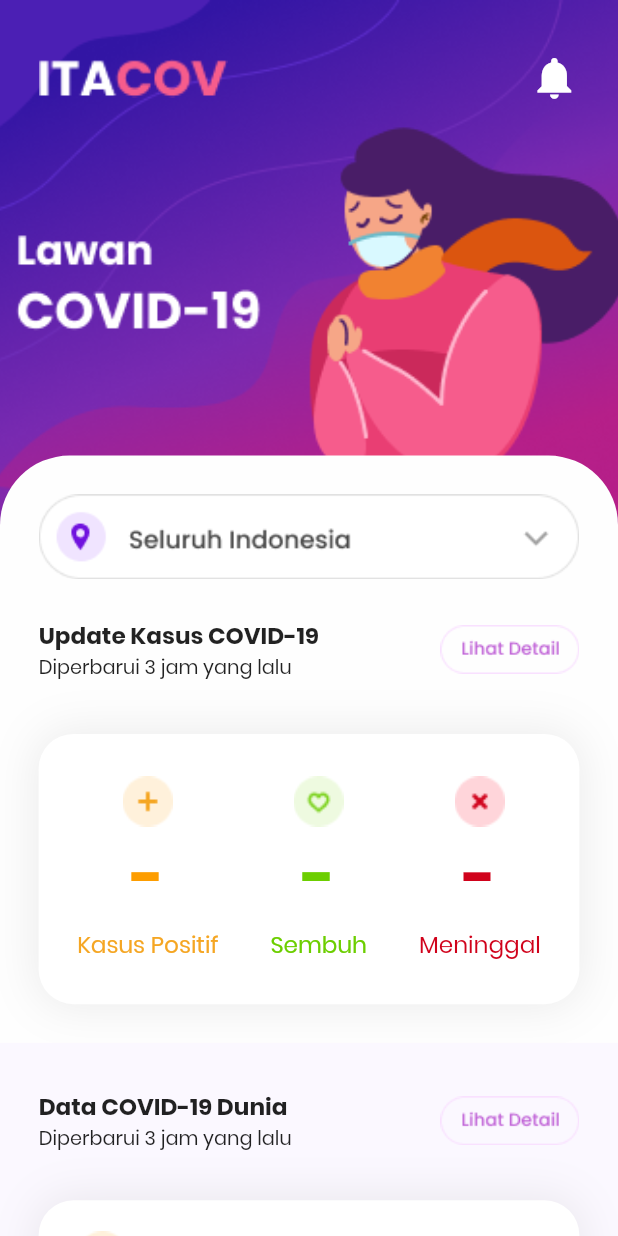
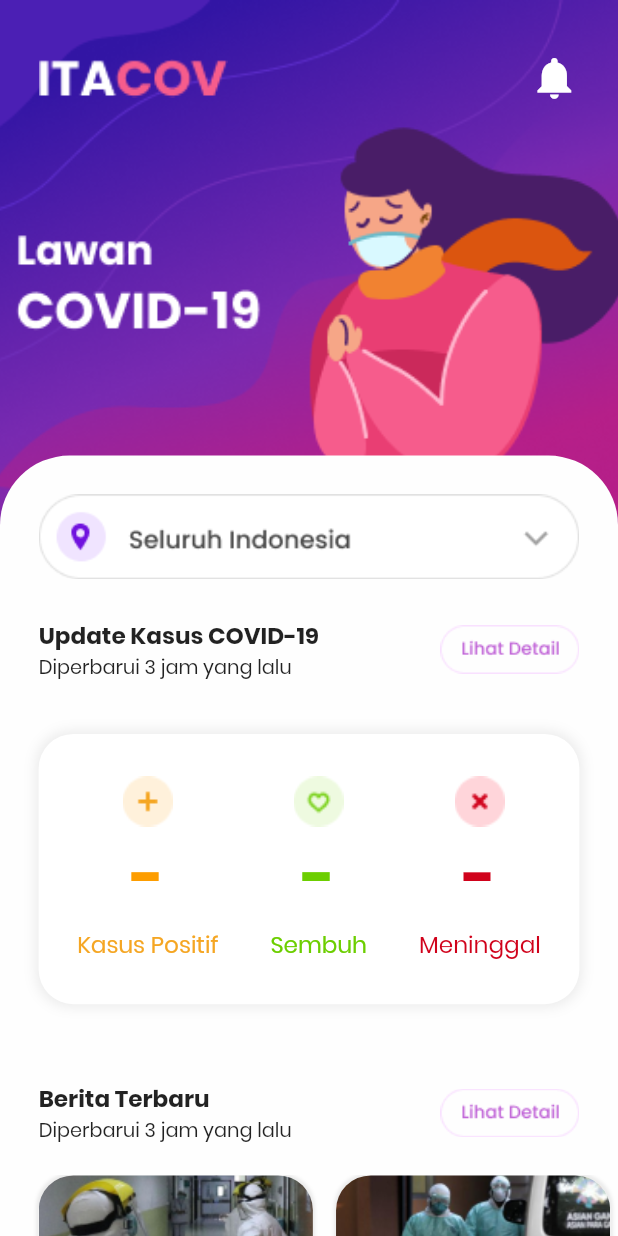
Before and after one commit to hikmawanaz/CovidFlutterApp, a Flutter app: the HomeScreen screen opened directly, on a phone screen of 412 x 824 dp. Run offline on Flutter 3.47's test engine with Material 2 defaults, Android fonts, the phone set to English and light mode, and no system bars; our stand-ins replace bloc, dio, equatable, flutter_bloc, flutter_screenutil; network calls fail.

Commit message:
add news screen

```diff
--- a/lib/main.dart
+++ b/lib/main.dart
@@ -1,4 +1,5 @@
 import 'package:covidnineteenina/screen/home_screen.dart';
+import 'package:covidnineteenina/screen/news_screen.dart';
 import 'package:covidnineteenina/screen/splash_screen.dart';
 import 'package:covidnineteenina/util/simple_bloc_delegate.dart';
 import 'package:flutter/material.dart';
@@ -27,7 +28,7 @@ class MyApp extends StatelessWidget {
         // is not restarted.
         primarySwatch: Colors.blue,
       ),
-      home: HomeScreen(),
+      home: NewsScreen(),
     );
   }
 }
--- /dev/null
+++ b/lib/model/news_model.dart
@@ -0,0 +1,18 @@
+class NewsModel {
+  String imageUrl;
+  String title;
+
+  NewsModel({this.imageUrl, this.title});
+
+  NewsModel.fromJson(Map<String, dynamic> json) {
+    imageUrl = json['imageUrl'];
+    title = json['title'];
+  }
+
+  Map<String, dynamic> toJson() {
+    final Map<String, dynamic> data = new Map<String, dynamic>();
+    data['imageUrl'] = this.imageUrl;
+    data['title'] = this.title;
+    return data;
+  }
+}
--- a/lib/screen/home_screen.dart
+++ b/lib/screen/home_screen.dart
@@ -1,4 +1,6 @@
 import 'package:covidnineteenina/bloc/home/home_bloc.dart';
+import 'package:covidnineteenina/model/news_model.dart';
+import 'package:flutter/cupertino.dart';
 import 'package:flutter/material.dart';
 import 'package:flutter_screenutil/flutter_screenutil.dart';
 import 'package:flutter_bloc/flutter_bloc.dart';
@@ -99,7 +101,7 @@ class _HomeScreenState extends State<HomeScreen> {
                 boxShadow: [
                   BoxShadow(
                     color: Colors.grey.withOpacity(0.2),
-                    blurRadius: 20.w, // has the effect of softening the shadow
+                    blurRadius: 5.w, // has the effect of softening the shadow
                     spreadRadius: 1.w, // has the effect of extending the shadow
                     offset: Offset(
                       0, // horizontal, move right 10
@@ -271,6 +273,111 @@ class _HomeScreenState extends State<HomeScreen> {
     );
   }
 
+  _buildNews(BuildContext context){
+    return Container(
+      color: Color(0xfffefefe),
+      height: 280.w,
+      padding: EdgeInsets.only(bottom: 20.w, top: 20.w),
+      child: Column(
+        mainAxisAlignment: MainAxisAlignment.start,
+        children: <Widget>[
+          Padding(
+            padding: EdgeInsets.only(left: 20.w, right: 20.w, bottom: 16.w),
+            child:
+            Row(
+              mainAxisAlignment: MainAxisAlignment.spaceBetween,
+              children: <Widget>[
+                Column(
+                  mainAxisSize: MainAxisSize.min,
+                  crossAxisAlignment: CrossAxisAlignment.start,
+                  children: <Widget>[
+                    Text("Berita Terbaru", style: TextStyle(fontFamily: "Poppins", fontWeight: FontWeight.w700, fontSize: 12.sp),),
+                    Text("Diperbarui 3 jam yang lalu", style: TextStyle(fontFamily: "Poppins", fontWeight: FontWeight.w400, fontSize: 10.sp),),
+                  ],), Container(
+                  width: 72.w,
+                  height: 26.w,
+                  decoration: BoxDecoration(
+                    image: DecorationImage(image: AssetImage("assets/icons/ic_show_detail.png"), fit: BoxFit.fitWidth),
+                  ),
+                ),
+              ],
+            ),
+          ),
+          _buildNewsList(context)
+        ],
+      ),
+    );
+  }
+
+  _buildNewsList(BuildContext context){
+    List<NewsModel> newsList = [
+      NewsModel(title: "Melonjak Jadi 893, Ini Sebaran Kasus Positif Corona",imageUrl: "assets/icons/news1.png"),
+      NewsModel(title: "Ini Grafik Kasus Positif Corona di RI, Kian Tinggi",imageUrl: "assets/icons/news2.png"),
+      NewsModel(title: "Poin-poin Terkini Pemerintah soal Virus Corona",imageUrl: "assets/icons/news3.png"),
+      NewsModel(title: "192 ribu peralatan kesehatan telah tiba di Indonesia",imageUrl: "assets/icons/news4.png"),
+
+    ];
+    return SizedBox(height:187.w,child: ListView.builder(
+      scrollDirection: Axis.horizontal,
+        itemCount: newsList.length,
+        itemBuilder: (BuildContext context, int index) {
+        if(index == 0){
+          return Padding(
+            padding: EdgeInsets.only(left: 8.w),
+            child: newsItem(newsList[index].imageUrl, newsList[index].title),
+          );
+        }else if(index == newsList.length-1){
+          return Padding(
+            padding: EdgeInsets.only(right: 20.w),
+            child: newsItem(newsList[index].imageUrl, newsList[index].title),
+          );
+        }else{
+          return newsItem(newsList[index].imageUrl, newsList[index].title);
+        }
+      }
+    ),);
+  }
+
+  Widget newsItem(String assetImage, String title){
+    return Container(
+      margin: EdgeInsets.only(left: 12.w, bottom: 2.w),
+      width: 142.w,
+      height: 185.w,
+      decoration: BoxDecoration(
+        color: Colors.white,
+        borderRadius: BorderRadius.all(Radius.circular(18.w)),
+        boxShadow: [
+          BoxShadow(
+            color: Colors.grey.withOpacity(0.2),
+            blurRadius: 1.w, // has the effect of softening the shadow
+            spreadRadius: 1.w, // has the effect of extending the shadow
+            offset: Offset(
+              0, // horizontal, move right 10
+              0, // vertical, move down 10
+            ),
+          )
+        ],
+      ),
+      child: Column(
+        mainAxisAlignment: MainAxisAlignment.start,
+        children: <Widget>[
+          Container(
+            width: 142.w,
+            height: 103.w,
+            decoration: BoxDecoration(
+              borderRadius: BorderRadius.only(topLeft: Radius.circular(18.w),topRight: Radius.circular(18.w)),
+              image: DecorationImage(image: AssetImage(assetImage), fit: BoxFit.cover)
+            ),
+          ),
+          Container(padding: EdgeInsets.fromLTRB(14.w, 14.w, 14.w, 14.w),
+          width: 142.w,
+          height: 82.w,
+          child: Text(title, style: TextStyle(fontWeight: FontWeight.w700, fontFamily: "Poppins", fontSize: 11.sp ), maxLines: 3, overflow: TextOverflow.ellipsis,),)
+        ],
+      ),
+    );
+  }
+
   @override
   Widget build(BuildContext context) {
     ScreenUtil.init(context, width: 320, height: 568, allowFontScaling: true);
@@ -298,7 +405,8 @@ class _HomeScreenState extends State<HomeScreen> {
                       ),
                     ),
                     _buildIndonesianCovidSummaryCase(context,state),
-                    _buildGlobalCovidSummaryCase(context, state)
+                    _buildNews(context),
+                    _buildGlobalCovidSummaryCase(context, state),
                   ],
                 )
 
```
Also changed, not shown: lib/screen/news_screen.dart (added, +103 -0 lines), assets/icons/news1.png (added), assets/icons/news2.png (added), assets/icons/news3.png (added), assets/icons/news4.png (added).
